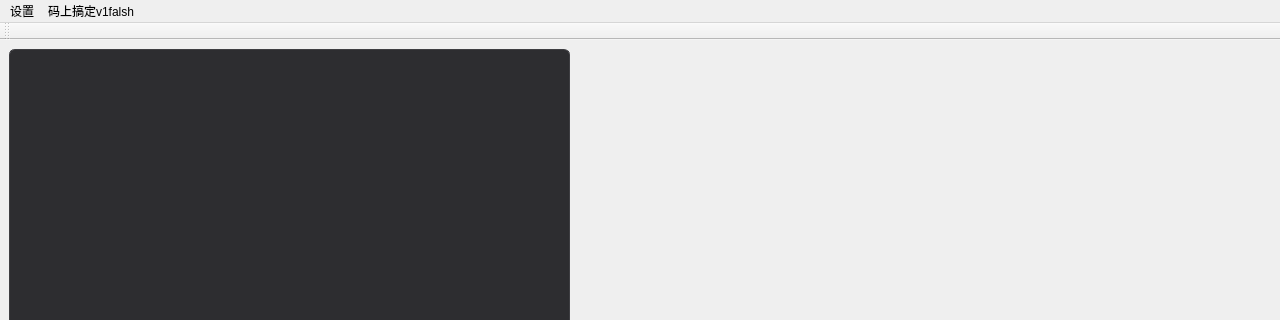
Old version of the form ui/mainwindow.ui in the repository rainzyx1114/ProgrammingDesign-FinalWork; both pictures show x 0 to 1280 and y 0 to 320 of the 1280 by 800 pixel window.
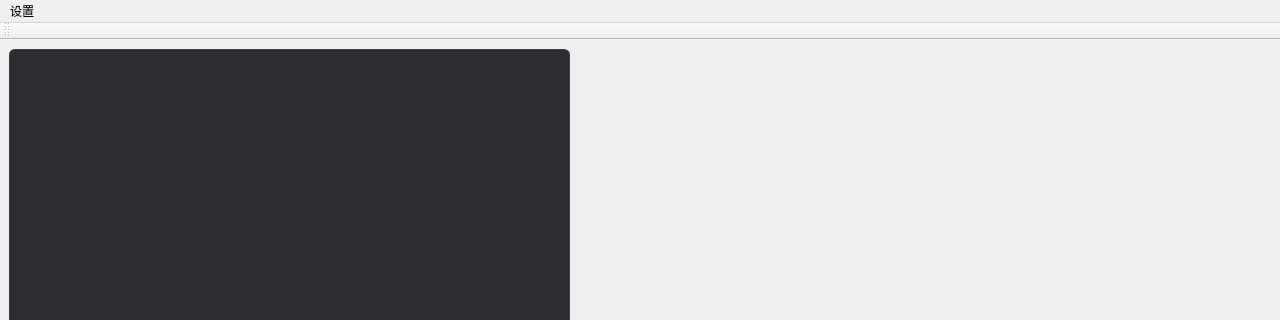
New version of the form. Icons and pictures are not drawn.

What changed in the file:
```diff
--- a/ui/mainwindow.ui
+++ b/ui/mainwindow.ui
@@ -321,14 +321,9 @@
     </property>
     <addaction name="actionFontSize"/>
     <addaction name="actionFontColor"/>
-   </widget>
-   <widget class="QMenu" name="menu_v1falsh">
-    <property name="title">
-     <string>码上搞定v1falsh</string>
-    </property>
+    <addaction name="actionUserGuide"/>
    </widget>
    <addaction name="menuSettings"/>
-   <addaction name="menu_v1falsh"/>
   </widget>
   <widget class="QStatusBar" name="statusbar"/>
   <widget class="QToolBar" name="toolBar">
```
Left out of the diff: 10 changed lines with no effect on the pictures.
